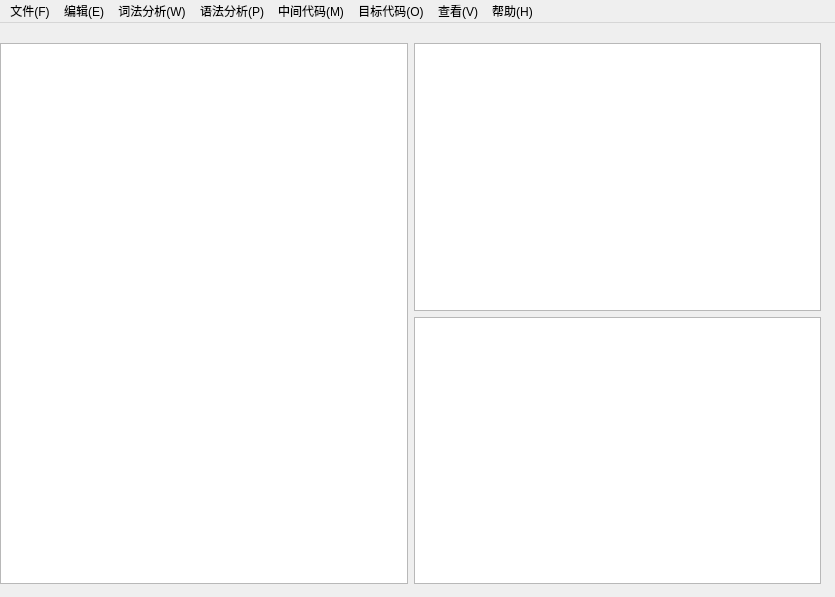
Before: the Qt Designer form mainGUI.ui in world-XNB/Compiler, drawn with Qt 5.
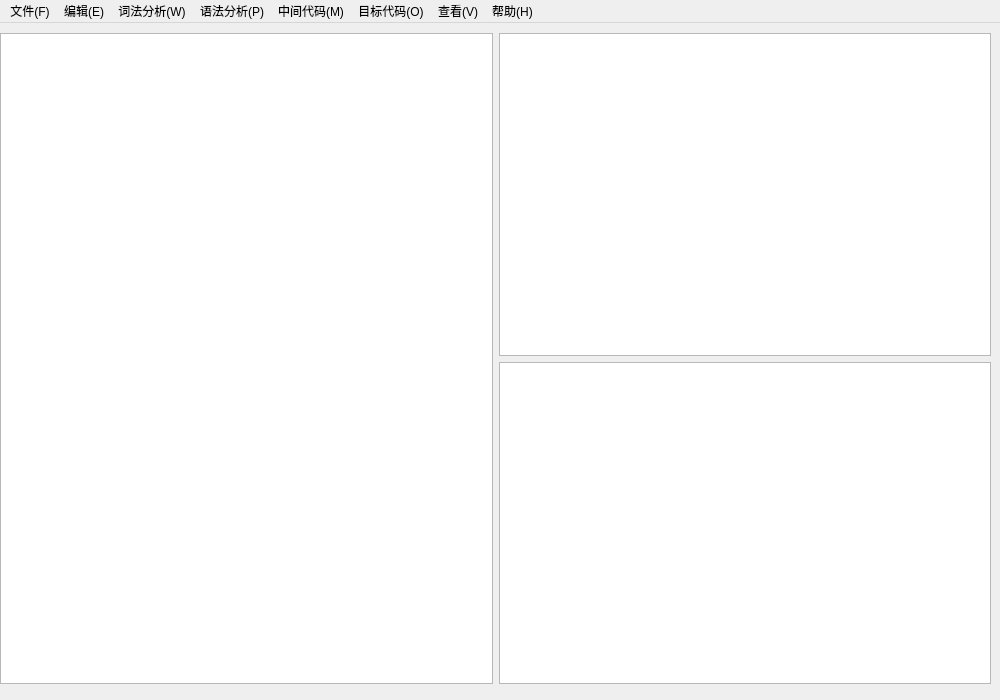
After: the same form once the commit is applied.

Diff of the .ui file:
```diff
--- a/mainGUI.ui
+++ b/mainGUI.ui
@@ -6,8 +6,8 @@
    <rect>
     <x>0</x>
     <y>0</y>
-    <width>835</width>
-    <height>597</height>
+    <width>1000</width>
+    <height>700</height>
    </rect>
   </property>
   <property name="windowTitle">
@@ -18,9 +18,9 @@
     <property name="geometry">
      <rect>
       <x>0</x>
-      <y>20</y>
-      <width>821</width>
-      <height>541</height>
+      <y>10</y>
+      <width>991</width>
+      <height>651</height>
      </rect>
     </property>
     <layout class="QHBoxLayout" name="horizontalLayout">
@@ -45,7 +45,7 @@
     <rect>
      <x>0</x>
      <y>0</y>
-     <width>835</width>
+     <width>1000</width>
      <height>26</height>
     </rect>
    </property>
```
Left out of the diff: 46 changed lines with no effect on the pictures.
